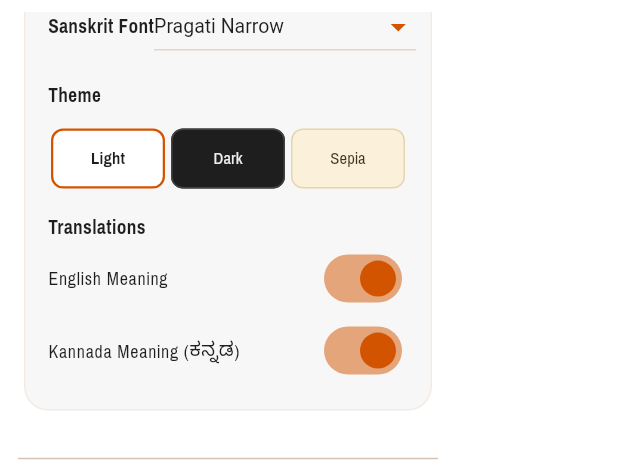
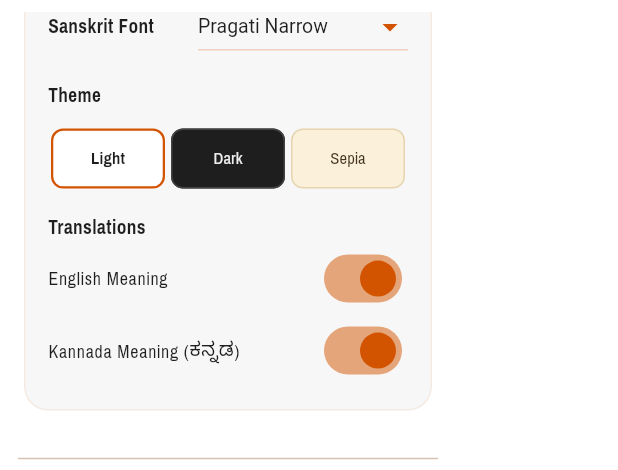
Before and after one commit to hangaritsch/tarkasravah, a Flutter app: the AppDrawer widget shown alone on an empty page, opened directly, scrolled down 390 dp, on a phone screen of 412 x 824 dp, the part 242-712 px from its top. Run offline on Flutter 3.47's test engine with Material 3 defaults, Android fonts, the phone set to English and light mode, and no system bars; our stand-ins replace audioplayers, google_fonts; network calls fail.

Commit message:
Fix Sanskrit Font dropdown overflow in AppDrawer settings panel

```diff
--- a/lib/widgets/app_drawer.dart
+++ b/lib/widgets/app_drawer.dart
@@ -215,9 +215,12 @@ class AppDrawer extends StatelessWidget {
                                  color: text,
                                ),
                              ),
-                             DropdownButton<String>(
+                             SizedBox(
+                               width: 140,
+                               child: DropdownButton<String>(
                                  value: provider.devanagariFont,
                                  dropdownColor: bg,
+                                 isExpanded: true,
                                  style: TextStyle(color: text, fontSize: 13),
                                  underline: Container(
                                    height: 1.0,
@@ -235,9 +238,11 @@ class AppDrawer extends StatelessWidget {
                                            child: Text(
                                              font,
                                              style: TextStyle(color: text),
+                                             overflow: TextOverflow.ellipsis,
                                            ),
                                          ))
                                      .toList(),
+                               ),
                              ),
                            ],
                          ),
```
Lines whose indentation alone changed are shown as unchanged.
